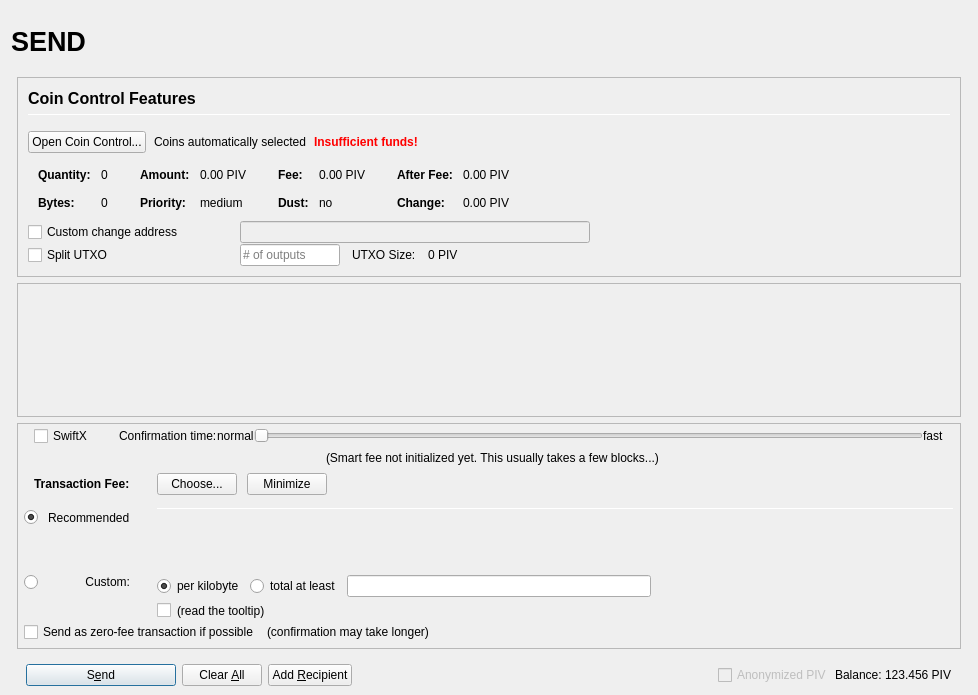
ComputerCraftr/simplicity-new, file src/qt/forms/sendcoinsdialog.ui: the form before one commit.
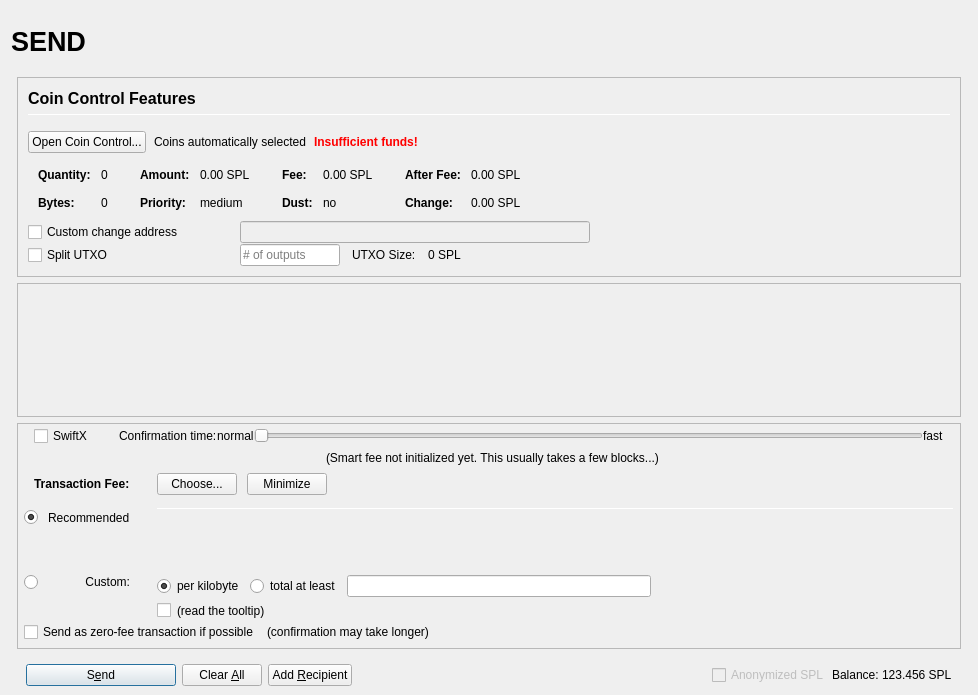
The form after the commit. Icons and pictures are not drawn. Custom widgets are drawn as their Qt base class.

Diff of the .ui file:
```diff
--- a/src/qt/forms/sendcoinsdialog.ui
+++ b/src/qt/forms/sendcoinsdialog.ui
@@ -457,7 +457,7 @@
                         <enum>Qt::ActionsContextMenu</enum>
                        </property>
                        <property name="text">
-                        <string notr="true">0.00 PIV</string>
+                        <string notr="true">0.00 SPL</string>
                        </property>
                        <property name="textInteractionFlags">
                         <set>Qt::LinksAccessibleByMouse|Qt::TextSelectableByKeyboard|Qt::TextSelectableByMouse</set>
@@ -537,7 +537,7 @@
                         <enum>Qt::ActionsContextMenu</enum>
                        </property>
                        <property name="text">
-                        <string notr="true">0.00 PIV</string>
+                        <string notr="true">0.00 SPL</string>
                        </property>
                        <property name="textInteractionFlags">
                         <set>Qt::LinksAccessibleByMouse|Qt::TextSelectableByKeyboard|Qt::TextSelectableByMouse</set>
@@ -617,7 +617,7 @@
                         <enum>Qt::ActionsContextMenu</enum>
                        </property>
                        <property name="text">
-                        <string notr="true">0.00 PIV</string>
+                        <string notr="true">0.00 SPL</string>
                        </property>
                        <property name="textInteractionFlags">
                         <set>Qt::LinksAccessibleByMouse|Qt::TextSelectableByKeyboard|Qt::TextSelectableByMouse</set>
@@ -646,7 +646,7 @@
                         <enum>Qt::ActionsContextMenu</enum>
                        </property>
                        <property name="text">
-                        <string notr="true">0.00 PIV</string>
+                        <string notr="true">0.00 SPL</string>
                        </property>
                        <property name="textInteractionFlags">
                         <set>Qt::LinksAccessibleByMouse|Qt::TextSelectableByKeyboard|Qt::TextSelectableByMouse</set>
@@ -813,7 +813,7 @@
                 <item>
                  <widget class="QLabel" name="labelBlockSize">
                   <property name="text">
-                   <string>0 PIV</string>
+                   <string>0 SPL</string>
                   </property>
                  </widget>
                 </item>
@@ -1651,7 +1651,7 @@
                 <bool>false</bool>
                </property>
                <property name="text">
-                <string>Anonymized PIV</string>
+                <string>Anonymized SPL</string>
                </property>
               </widget>
              </item>
@@ -1674,7 +1674,7 @@
                 <cursorShape>IBeamCursor</cursorShape>
                </property>
                <property name="text">
-                <string notr="true">123.456 PIV</string>
+                <string notr="true">123.456 SPL</string>
                </property>
                <property name="textInteractionFlags">
                 <set>Qt::LinksAccessibleByMouse|Qt::TextSelectableByKeyboard|Qt::TextSelectableByMouse</set>
```
Left out of the diff: 20 changed lines with no effect on the pictures.
